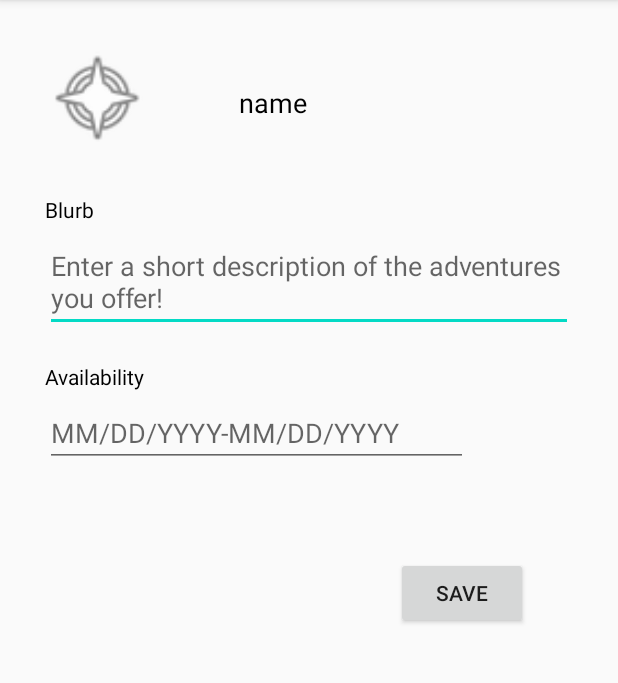
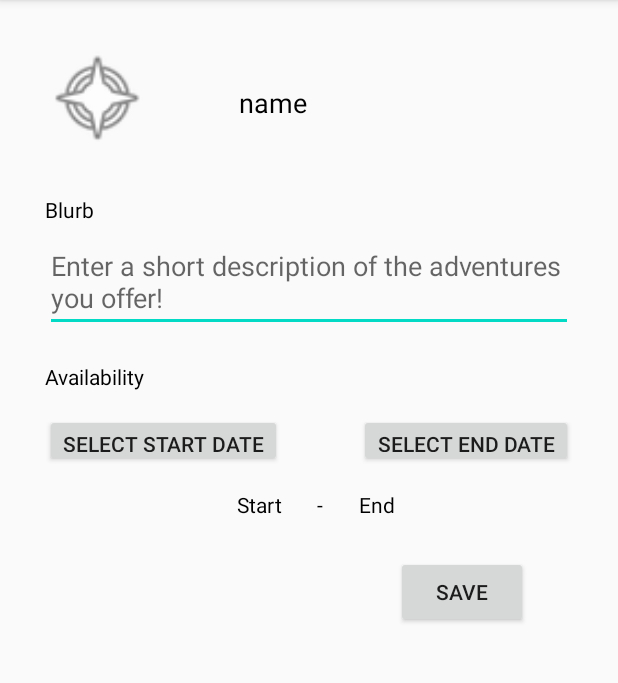
Before and after one commit to erinwu25/LocalVenture, an Android app: the EditListingActivity screen opened directly, with no data from a screen before it, on a phone screen of 412 x 824 dp, the part 84-767 px from its top. Run offline under Robolectric (Android 15) with nearby library versions, the light colour scheme and no system bars; libraries missing offline, so code that uses them is left out: com.parse, org.parceler; 6 statements that could not run were skipped.

Commit message:
can edit availability

```diff
--- a/app/build.gradle
+++ b/app/build.gradle
@@ -55,4 +55,7 @@ dependencies {
     implementation 'jp.wasabeef:glide-transformations:4.1.0'
     // If you want to use the GPU Filters
     implementation 'jp.co.cyberagent.android:gpuimage:2.0.4'
+
+    // google places sdk
+    implementation 'com.google.android.libraries.places:places:2.3.0'
 }
--- a/app/src/main/java/com/example/personalfbu/EditListingActivity.java
+++ b/app/src/main/java/com/example/personalfbu/EditListingActivity.java
@@ -2,11 +2,13 @@ package com.example.personalfbu;
 
 import androidx.appcompat.app.AppCompatActivity;
 
+import android.app.DatePickerDialog;
 import android.content.Intent;
 import android.os.Bundle;
 import android.util.Log;
 import android.view.View;
 import android.widget.Button;
+import android.widget.DatePicker;
 import android.widget.EditText;
 import android.widget.TextView;
 import android.widget.Toast;
@@ -18,12 +20,19 @@ import com.parse.SaveCallback;
 
 import org.parceler.Parcels;
 
-public class EditListingActivity extends AppCompatActivity {
-    TextView tvEditListingName;
-    EditText etEditListingBlurb, etEditListingAvailability;
-    Button btnEditListingSave;
+import java.text.DateFormat;
+import java.util.Calendar;
+import java.util.Date;
+
+public class EditListingActivity extends AppCompatActivity implements DatePickerDialog.OnDateSetListener {
+    TextView tvEditListingName, tvEditStart, tvEditEnd;
+    EditText etEditListingBlurb;
+    Button btnEditListingSave, btnEditStart, btnEditEnd;
     Listing listing;
     ParseUser currentUser;
+    boolean startCurrent = false;
+    boolean endCurrent = false;
+    Date startDateResult, endDateResult;
 
     @Override
     protected void onCreate(Bundle savedInstanceState) {
@@ -33,8 +42,13 @@ public class EditListingActivity extends AppCompatActivity {
         // locate elements in view
         tvEditListingName = findViewById(R.id.tvEditListingName);
         etEditListingBlurb = findViewById(R.id.etEditListingBlurb);
-        etEditListingAvailability = findViewById(R.id.etEditListingAvailability);
         btnEditListingSave = findViewById(R.id.btnEditListingSave);
+        tvEditStart = findViewById(R.id.tvEditStart);
+        tvEditEnd = findViewById(R.id.tvEditEnd);
+        btnEditStart = findViewById(R.id.btnEditStart);
+        btnEditEnd = findViewById(R.id.btnEditEnd);
+
+
 
         // get current user
         currentUser = ParseUser.getCurrentUser();
@@ -45,7 +59,28 @@ public class EditListingActivity extends AppCompatActivity {
         // populate elements
         tvEditListingName.setText(currentUser.getString("Name"));
         etEditListingBlurb.setText(listing.getBlurb());
-//        etEditListingAvailability.setText(listing.getAvailability());
+        tvEditStart.setText(readableDate(listing.getStartDate()));
+        tvEditEnd.setText(readableDate(listing.getEndDate()));
+
+        // btn choose dates
+        btnEditStart.setOnClickListener(new View.OnClickListener() {
+            @Override
+            public void onClick(View view) {
+                DatePickerFragment startPicker = new DatePickerFragment();
+                startPicker.show(getSupportFragmentManager(), "startPicker");
+                startCurrent = true;
+            }
+        });
+
+        btnEditEnd.setOnClickListener(new View.OnClickListener() {
+            @Override
+            public void onClick(View view) {
+                DatePickerFragment endPicker = new DatePickerFragment();
+                endPicker.show(getSupportFragmentManager(), "endPicker");
+                endCurrent = true;
+            }
+        });
+
 
         btnEditListingSave.setOnClickListener(new View.OnClickListener() {
             @Override
@@ -55,16 +90,16 @@ public class EditListingActivity extends AppCompatActivity {
                     Toast.makeText(EditListingActivity.this, "Blurb cannot be empty", Toast.LENGTH_SHORT).show();
                     return;
                 }
-//                String availability = etEditListingAvailability.getText().toString();
-//                if(availability.isEmpty()) {
-//                    Toast.makeText(EditListingActivity.this, "Availability cannot be empty", Toast.LENGTH_SHORT).show();
-//                    return;
-//                }
+                if((startDateResult == null) || (endDateResult == null)) {
+                    Toast.makeText(EditListingActivity.this, "Availability cannot be empty", Toast.LENGTH_SHORT).show();
+                    return;
+                }
                 // save changes and return
                 saveListingChanges(currentUser, listing, blurb);
                 Intent backToListing = new Intent(EditListingActivity.this, ListingDetails.class);
                 backToListing.putExtra("blurb", blurb);
-//                backToListing.putExtra("availability", availability);
+                backToListing.putExtra("start", readableDate(startDateResult));
+                backToListing.putExtra("end", readableDate(endDateResult));
                 setResult(10, backToListing);
                 finish();
 
@@ -74,6 +109,8 @@ public class EditListingActivity extends AppCompatActivity {
 
     private void saveListingChanges(ParseUser currentUser, Listing listing, String blurb) {
         listing.setBlurb(blurb);
+        listing.setStartDate(startDateResult);
+        listing.setEndDate(endDateResult);
         listing.saveInBackground(new SaveCallback() {
             @Override
             public void done(ParseException e) {
@@ -87,4 +124,27 @@ public class EditListingActivity extends AppCompatActivity {
             }
         });
     }
+
+    public String readableDate(Date date) {
+        Calendar c = Calendar.getInstance();
+        c.setTime(date);
+        return DateFormat.getDateInstance().format(c.getTime());
+    }
+
+    @Override
+    public void onDateSet(DatePicker datePicker, int year, int month, int day) {
+        Calendar cal = Calendar.getInstance();
+        cal.set(year, month, day);
+        String date = DateFormat.getDateInstance().format(cal.getTime());
+        if (startCurrent) {
+            tvEditStart.setText(date);
+            startDateResult = cal.getTime();
+            startCurrent = false;
+        }
+        if (endCurrent) {
+            tvEditEnd.setText(date);
+            endDateResult = cal.getTime();
+            endCurrent = false;
+        }
+    }
 }
--- a/app/src/main/java/com/example/personalfbu/ListingDetails.java
+++ b/app/src/main/java/com/example/personalfbu/ListingDetails.java
@@ -380,6 +380,7 @@ public class ListingDetails extends AppCompatActivity implements ConfirmDeleteLi
         // check if request code is the same as result code
         if(requestCode == 10) {
             tvDetailsBlurb.setText(data.getStringExtra("blurb"));
+            tvDetailsAvailability.setText("Available " + data.getStringExtra("start") + " - " + data.getStringExtra("end"));
         }
     }
 
--- a/app/src/main/res/layout/activity_edit_listing.xml
+++ b/app/src/main/res/layout/activity_edit_listing.xml
@@ -58,18 +58,6 @@
         android:hint="Enter a short description of the adventures you offer!"
         android:inputType="textMultiLine" />
 
-    <EditText
-        android:id="@+id/etEditListingAvailability"
-        android:layout_width="282dp"
-        android:layout_height="wrap_content"
-        android:layout_below="@+id/tvEditListingAvailabilityTitle"
-        android:layout_alignStart="@+id/tvEditListingAvailabilityTitle"
-        android:layout_marginStart="0dp"
-        android:layout_marginTop="5dp"
-        android:ems="10"
-        android:hint="MM/DD/YYYY-MM/DD/YYYY"
-        android:inputType="textPersonName" />
-
     <TextView
         android:id="@+id/tvEditListingAvailabilityTitle"
         android:layout_width="wrap_content"
@@ -85,10 +73,66 @@
         android:id="@+id/btnEditListingSave"
         android:layout_width="wrap_content"
         android:layout_height="wrap_content"
-        android:layout_below="@+id/etEditListingAvailability"
+        android:layout_below="@+id/etEditListingBlurb"
         android:layout_alignParentEnd="true"
-        android:layout_marginTop="60dp"
+        android:layout_marginTop="149dp"
         android:layout_marginEnd="60dp"
         android:text="Save" />
 
+    <Button
+        android:id="@+id/btnEditStart"
+        android:layout_width="wrap_content"
+        android:layout_height="35dp"
+        android:layout_below="@+id/tvEditListingAvailabilityTitle"
+        android:layout_alignStart="@+id/tvEditListingAvailabilityTitle"
+        android:layout_marginStart="0dp"
+        android:layout_marginTop="15dp"
+        android:text="Select Start Date" />
+
+    <Button
+        android:id="@+id/btnEditEnd"
+        android:layout_width="wrap_content"
+        android:layout_height="35dp"
+        android:layout_below="@+id/tvEditListingAvailabilityTitle"
+        android:layout_alignEnd="@+id/etEditListingBlurb"
+        android:layout_marginTop="15dp"
+        android:layout_marginEnd="0dp"
+        android:text="Select End Date" />
+
+    <TextView
+        android:id="@+id/tvEditStart"
+        android:layout_width="wrap_content"
+        android:layout_height="wrap_content"
+        android:layout_below="@+id/btnEditStart"
+        android:layout_alignEnd="@+id/btnEditStart"
+        android:layout_marginTop="15dp"
+        android:layout_marginEnd="0dp"
+        android:text="Start"
+        android:textColor="#000000" />
+
+    <TextView
+        android:id="@+id/tvEditEnd"
+        android:layout_width="wrap_content"
+        android:layout_height="wrap_content"
+        android:layout_below="@+id/btnEditEnd"
+        android:layout_alignStart="@+id/btnEditEnd"
+        android:layout_marginStart="0dp"
+        android:layout_marginTop="15dp"
+        android:text="End"
+        android:textColor="#000000" />
+
+    <TextView
+        android:id="@+id/textView4"
+        android:layout_width="match_parent"
+        android:layout_height="wrap_content"
+        android:layout_below="@+id/btnEditStart"
+        android:layout_marginStart="0dp"
+        android:layout_marginTop="15dp"
+        android:layout_marginEnd="0dp"
+        android:layout_toStartOf="@+id/tvEditEnd"
+        android:layout_toEndOf="@+id/tvEditStart"
+        android:gravity="center"
+        android:text="-"
+        android:textColor="#000000" />
+
 </RelativeLayout>
```
Also changed, not shown: app/src/main/java/com/example/personalfbu/DatePickerFragment.java (+7 -2 lines), 4 other files.
